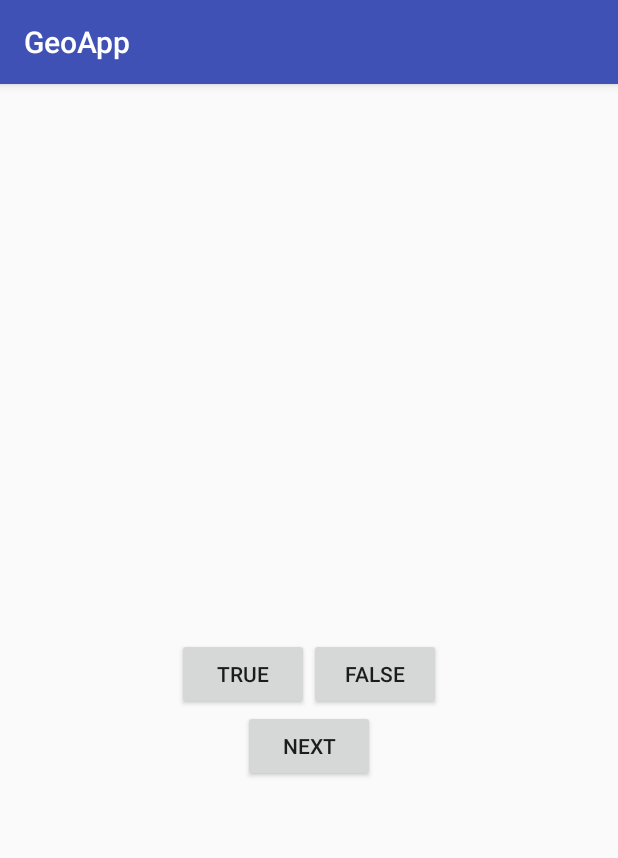
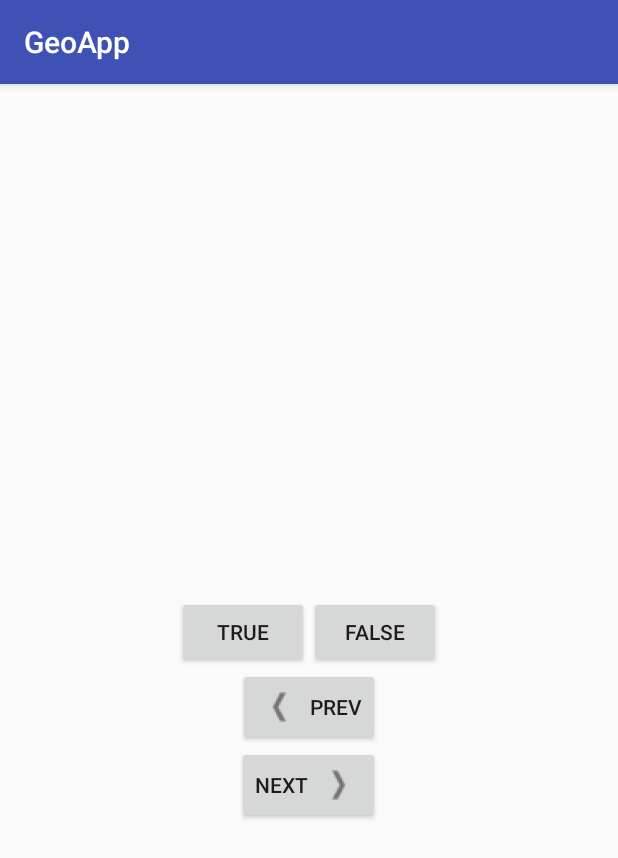
Before and after one commit to MDBaron/GeoApp, an Android app: the screen it shows after launch (QuizActivity), on a phone screen of 412 x 824 dp. Shown: the top 858 px of the screen. Run offline under Robolectric (Android 15) with nearby library versions, the phone set to English and light mode, and no system bars.

Commit message:
Previous button function, button image assets linked.

```diff
--- a/app/src/main/java/com/birchmaninteractive/tehmatty/geoapp/QuizActivity.java
+++ b/app/src/main/java/com/birchmaninteractive/tehmatty/geoapp/QuizActivity.java
@@ -13,6 +13,7 @@ public class QuizActivity extends AppCompatActivity {
 
     private Button mTrueButton;
     private Button mFalseButton;
+    private Button mPrevButton;
     private Button mNextButton;
     private TextView mQuestionTextView;
 
@@ -50,34 +51,34 @@ public class QuizActivity extends AppCompatActivity {
         super.onCreate(savedInstanceState);
         setContentView(R.layout.activity_quiz);
 
-        mQuestionTextView = (TextView)findViewById(R.id.question_text_view);
+        mQuestionTextView = (TextView) findViewById(R.id.question_text_view);
         //int question = mQuestionBank[mCurrentIndex].getQuestion();
         //mQuestionTextView.setText(question);
 
         //Cast views returned as Button, and assign to member variables
-        mTrueButton = (Button)findViewById(R.id.true_button);
-        mFalseButton = (Button)findViewById(R.id.false_button);
+        mTrueButton = (Button) findViewById(R.id.true_button);
+        mFalseButton = (Button) findViewById(R.id.false_button);
 
         //Add listeners to member Buttons
-        mTrueButton.setOnClickListener(new View.OnClickListener(){
+        mTrueButton.setOnClickListener(new View.OnClickListener() {
             @Override
-            public void onClick(View v){
+            public void onClick(View v) {
                 //Toast.makeText(QuizActivity.this, R.string.incorrect_toast, Toast.LENGTH_SHORT).show();
                 checkAnswer(true);
             }
         });
-        mFalseButton.setOnClickListener(new View.OnClickListener(){
+        mFalseButton.setOnClickListener(new View.OnClickListener() {
             @Override
-            public void onClick(View v){
+            public void onClick(View v) {
                 //Toast.makeText(QuizActivity.this, R.string.correct_toast, Toast.LENGTH_SHORT).show();
                 checkAnswer(false);
             }
         });
 
-        mNextButton = (Button)findViewById(R.id.next_button);
-        mNextButton.setOnClickListener(new View.OnClickListener(){
+        mNextButton = (Button) findViewById(R.id.next_button);
+        mNextButton.setOnClickListener(new View.OnClickListener() {
             @Override
-            public void onClick(View v){
+            public void onClick(View v) {
                 mCurrentIndex = (mCurrentIndex + 1) % mQuestionBank.length;
                 //int question = mQuestionBank[mCurrentIndex].getQuestion();
                 //mQuestionTextView.setText(question);
@@ -85,11 +86,26 @@ public class QuizActivity extends AppCompatActivity {
             }
         });
 
-    }
+        mPrevButton = (Button) findViewById(R.id.previous_button);
+        mPrevButton.setOnClickListener(new View.OnClickListener() {
+            @Override
+            public void onClick(View v) {
+
+                if (mCurrentIndex > 0) {
+                    mCurrentIndex = (mCurrentIndex - 1);
+                } else {
+                    mCurrentIndex = mQuestionBank.length - 1;
+                }
+                updateQuestion();
+            }
+        });
+
+
+    }//OnCreate
 
     @Override
     public boolean onCreateOptionsMenu(Menu menu){
         //getMenuInflator().inflate(R.menu.activity_quiz, menu);
         return true;
-    }
-}
+    }//OnCreateOptionsMenu
+}//ClassQuizActivity
--- a/app/src/main/res/layout/activity_quiz.xml
+++ b/app/src/main/res/layout/activity_quiz.xml
@@ -38,10 +38,21 @@
                 android:text="@string/false_button"
                 android:id="@+id/false_button" />
         </LinearLayout>
+
+        <Button
+            android:layout_width="wrap_content"
+            android:layout_height="wrap_content"
+            android:id="@+id/previous_button"
+            android:text="Prev"
+            android:drawableLeft="@drawable/ic_arrow_left"
+            android:drawablePadding="4dp"/>
         <Button
             android:layout_width="wrap_content"
             android:layout_height="wrap_content"
             android:id="@+id/next_button"
-            android:text="@string/next_button"/>
+            android:text="@string/next_button"
+            android:drawableRight="@drawable/ic_arrow_right"
+            android:drawablePadding="4dp"/>
+
 
     </LinearLayout>
```
Also changed, not shown: app/src/main/res/drawable-hdpi/ic_arrow_left.png (added), app/src/main/res/drawable-hdpi/ic_arrow_right.png (added), app/src/main/res/drawable-mdpi/ic_arrow_left.png (added), app/src/main/res/drawable-mdpi/ic_arrow_right.png (added), app/src/main/res/drawable-xhdpi/ic_arrow_left.png (added), app/src/main/res/drawable-xhdpi/ic_arrow_right.png (added), app/src/main/res/drawable-xxhdpi/ic_arrow_left.png (added), app/src/main/res/drawable-xxhdpi/ic_arrow_right.png (added), app/src/main/res/mipmap-hdpi/ic_launcher.png, app/src/main/res/mipmap-mdpi/ic_launcher.png, app/src/main/res/mipmap-xhdpi/ic_launcher.png, app/src/main/res/mipmap-xxhdpi/ic_launcher.png, app/src/main/res/mipmap-xxxhdpi/ic_launcher.png.
